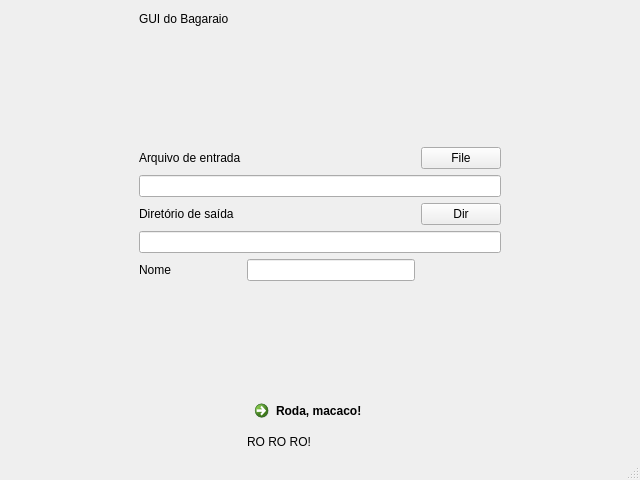
This is softwares/energia/gui.ui in cpuodzius/shorter-hash-signatures as Qt 5 draws it before an edit. The edited form follows.
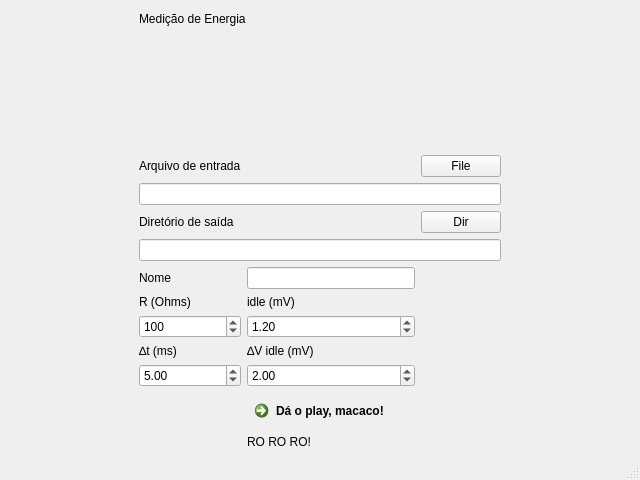
This is the edited form.

Commit message:
Integração da GUI com o processamento dos dados.
TODO: Verificar se a versão do script utlizada em SensorMeasure é a mais atual, pois aparentemente o processamento está bugado.

The edit to the form file:
```diff
--- a/softwares/energia/gui.ui
+++ b/softwares/energia/gui.ui
@@ -1,7 +1,7 @@
 <?xml version="1.0" encoding="UTF-8"?>
 <ui version="4.0">
- <class>MainWindow</class>
- <widget class="QMainWindow" name="MainWindow">
+ <class>Sembei</class>
+ <widget class="QMainWindow" name="Sembei">
   <property name="geometry">
    <rect>
     <x>0</x>
@@ -15,6 +15,40 @@
   </property>
   <widget class="QWidget" name="centralwidget">
    <layout class="QGridLayout" name="gridLayout">
+    <item row="11" column="2">
+     <widget class="QDoubleSpinBox" name="idle">
+      <property name="maximum">
+       <double>9999999.990000000223517</double>
+      </property>
+      <property name="singleStep">
+       <double>0.100000000000000</double>
+      </property>
+      <property name="value">
+       <double>1.200000000000000</double>
+      </property>
+     </widget>
+    </item>
+    <item row="10" column="1">
+     <widget class="QLabel" name="label_R">
+      <property name="text">
+       <string>R (Ohms)</string>
+      </property>
+     </widget>
+    </item>
+    <item row="12" column="1">
+     <widget class="QLabel" name="label_delta_t">
+      <property name="text">
+       <string>∆t (ms)</string>
+      </property>
+     </widget>
+    </item>
+    <item row="10" column="2">
+     <widget class="QLabel" name="label_idle">
+      <property name="text">
+       <string>idle (mV)</string>
+      </property>
+     </widget>
+    </item>
     <item row="3" column="3">
      <widget class="QPushButton" name="button_file">
       <property name="text">
@@ -32,7 +66,7 @@
     <item row="1" column="1" colspan="2">
      <widget class="QLabel" name="title">
       <property name="text">
-       <string>GUI do Bagaraio</string>
+       <string>Medição de Energia</string>
       </property>
      </widget>
     </item>
@@ -56,7 +90,7 @@
       </property>
      </spacer>
     </item>
-    <item row="13" column="2" colspan="2">
+    <item row="16" column="2" colspan="2">
      <widget class="QLabel" name="zangieff">
       <property name="text">
        <string>RO RO RO!</string>
@@ -76,45 +110,19 @@
       </property>
      </spacer>
     </item>
-    <item row="6" column="1" colspan="3">
-     <widget class="QLineEdit" name="input_pathdir"/>
-    </item>
-    <item row="11" column="2">
-     <widget class="QCommandLinkButton" name="button_start">
-      <property name="text">
-       <string>Roda, macaco!</string>
-      </property>
-     </widget>
-    </item>
-    <item row="10" column="2">
-     <spacer name="verticalSpacer">
-      <property name="orientation">
-       <enum>Qt::Vertical</enum>
-      </property>
-      <property name="sizeHint" stdset="0">
-       <size>
-        <width>20</width>
-        <height>40</height>
-       </size>
-      </property>
-     </spacer>
-    </item>
-    <item row="1" column="4">
-     <spacer name="horizontalSpacer_2">
-      <property name="orientation">
-       <enum>Qt::Horizontal</enum>
-      </property>
-      <property name="sizeHint" stdset="0">
-       <size>
-        <width>40</width>
-        <height>20</height>
-       </size>
-      </property>
-     </spacer>
-    </item>
     <item row="4" column="1" colspan="3">
      <widget class="QLineEdit" name="input_pathfile"/>
     </item>
+    <item row="14" column="2">
+     <widget class="QCommandLinkButton" name="button_start">
+      <property name="text">
+       <string>Dá o play, macaco!</string>
+      </property>
+     </widget>
+    </item>
+    <item row="6" column="1" colspan="3">
+     <widget class="QLineEdit" name="input_pathdir"/>
+    </item>
     <item row="3" column="1">
      <widget class="QLabel" name="label_file">
       <property name="text">
@@ -122,6 +130,19 @@
       </property>
      </widget>
     </item>
+    <item row="1" column="4">
+     <spacer name="horizontalSpacer_2">
+      <property name="orientation">
+       <enum>Qt::Horizontal</enum>
+      </property>
+      <property name="sizeHint" stdset="0">
+       <size>
+        <width>40</width>
+        <height>20</height>
+       </size>
+      </property>
+     </spacer>
+    </item>
     <item row="9" column="1">
      <widget class="QLabel" name="label_nome">
       <property name="text">
@@ -132,6 +153,43 @@
     <item row="9" column="2">
      <widget class="QLineEdit" name="input_nome"/>
     </item>
+    <item row="11" column="1">
+     <widget class="QSpinBox" name="resistencia">
+      <property name="maximum">
+       <number>999999</number>
+      </property>
+      <property name="value">
+       <number>100</number>
+      </property>
+     </widget>
+    </item>
+    <item row="12" column="2">
+     <widget class="QLabel" name="label_delta_v">
+      <property name="text">
+       <string>∆V idle (mV)</string>
+      </property>
+     </widget>
+    </item>
+    <item row="13" column="1">
+     <widget class="QDoubleSpinBox" name="delta_t">
+      <property name="maximum">
+       <double>999999.000000000000000</double>
+      </property>
+      <property name="value">
+       <double>5.000000000000000</double>
+      </property>
+     </widget>
+    </item>
+    <item row="13" column="2">
+     <widget class="QDoubleSpinBox" name="delta_v">
+      <property name="maximum">
+       <double>999999.000000000000000</double>
+      </property>
+      <property name="value">
+       <double>2.000000000000000</double>
+      </property>
+     </widget>
+    </item>
    </layout>
   </widget>
   <widget class="QMenuBar" name="menubar">
```
The commit also changes 3 other files.
